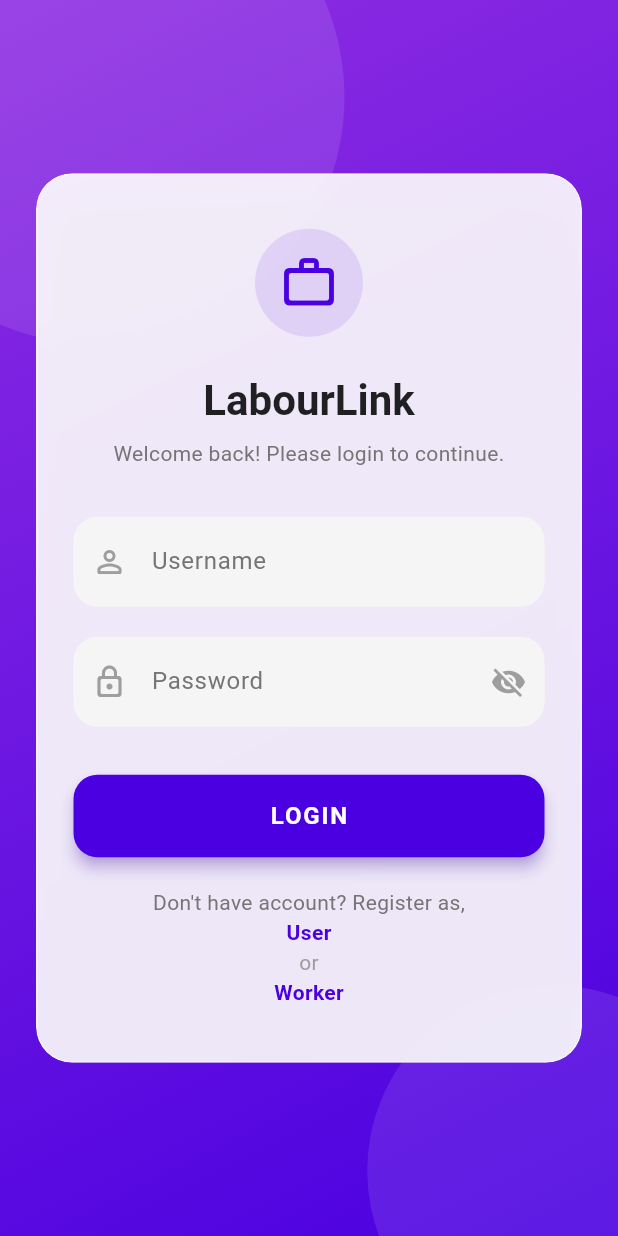
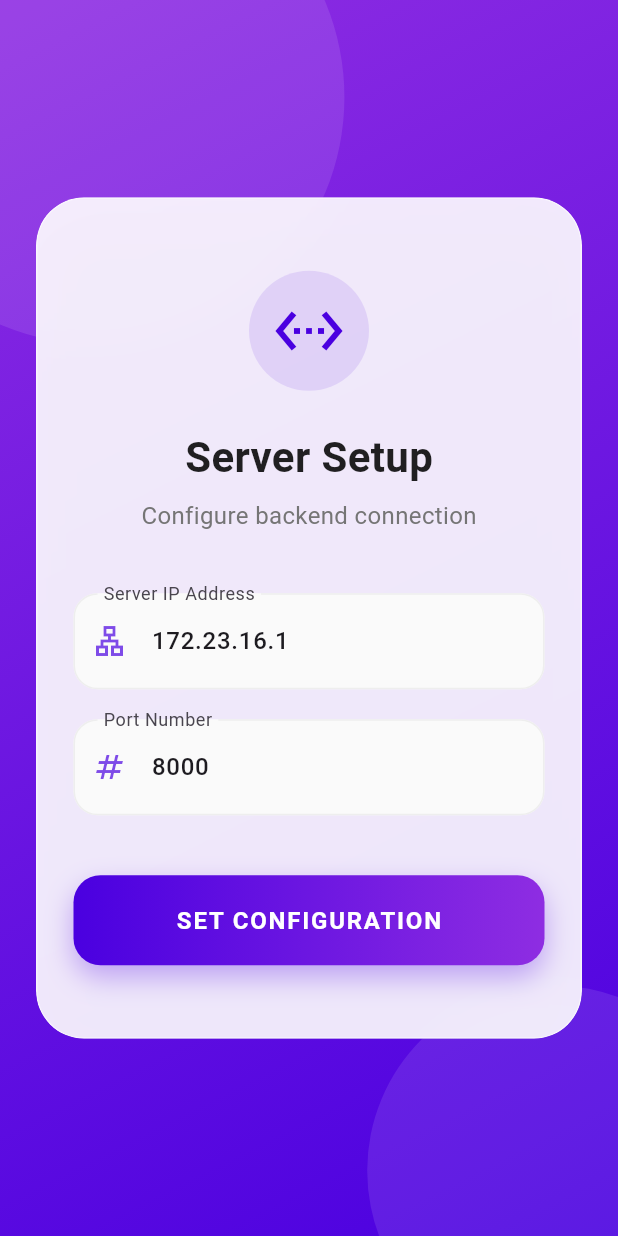
Before and after one commit to adilsurendran/LabourLink, a Flutter app: the screen it shows after launch, on a phone screen of 412 x 824 dp. Run offline on Flutter 3.47's test engine with Material 3 defaults, Android fonts, the phone set to English and light mode, and no system bars; our stand-ins replace dio, flutter_animate, flutter_rating_bar, geolocator, image_picker.

Commit message:
ip-config-screen-added

```diff
--- a/flutter/lib/chat_bot_page.dart
+++ b/flutter/lib/chat_bot_page.dart
@@ -5,7 +5,7 @@ import 'package:http/http.dart' as http;
 import 'package:flutter_animate/flutter_animate.dart';
 
 class ChatBotPage extends StatefulWidget {
-  const ChatBotPage({Key? key}) : super(key: key);
+  const ChatBotPage({super.key});
 
   @override
   State<ChatBotPage> createState() => _ChatBotPageState();
--- /dev/null
+++ b/flutter/lib/ip_setup.dart
@@ -0,0 +1,311 @@
+import 'dart:ui';
+import 'package:flutter/material.dart';
+import 'package:flutter/services.dart';
+import 'package:labourlink/login.dart';
+import 'package:labourlink/worker/Register_worker.dart';
+
+class IPSetupPage extends StatefulWidget {
+  const IPSetupPage({super.key});
+
+  @override
+  State<IPSetupPage> createState() => _IPSetupPageState();
+}
+
+class _IPSetupPageState extends State<IPSetupPage>
+    with SingleTickerProviderStateMixin {
+  final _ipController = TextEditingController(text: "172.23.16.1");
+  final _portController = TextEditingController(text: "8000");
+  final _formKey = GlobalKey<FormState>();
+  late AnimationController _controller;
+
+  final Color _primaryColor = const Color(0xFF4A00E0);
+  final Color _secondaryColor = const Color(0xFF8E2DE2);
+
+  @override
+  void initState() {
+    super.initState();
+    _controller = AnimationController(
+      vsync: this,
+      duration: const Duration(milliseconds: 1500),
+    )..forward();
+  }
+
+  @override
+  void dispose() {
+    _ipController.dispose();
+    _portController.dispose();
+    _controller.dispose();
+    super.dispose();
+  }
+
+  void _saveConfig() {
+    if (_formKey.currentState!.validate()) {
+      HapticFeedback.mediumImpact();
+
+      final ip = _ipController.text.trim();
+      final port = _portController.text.trim();
+
+      setState(() {
+        baseurl = "http://$ip:$port";
+      });
+
+      ScaffoldMessenger.of(context).showSnackBar(
+        SnackBar(
+          content: Text("Connected to $baseurl"),
+          backgroundColor: Colors.green,
+          behavior: SnackBarBehavior.floating,
+          shape: RoundedRectangleBorder(
+            borderRadius: BorderRadius.circular(10),
+          ),
+        ),
+      );
+
+      Navigator.pushReplacement(
+        context,
+        MaterialPageRoute(builder: (_) => const LoginPage()),
+      );
+    }
+  }
+
+  @override
+  Widget build(BuildContext context) {
+    final size = MediaQuery.of(context).size;
+
+    return Scaffold(
+      body: Stack(
+        children: [
+          // Background Gradient
+          Container(
+            decoration: BoxDecoration(
+              gradient: LinearGradient(
+                colors: [_secondaryColor, _primaryColor],
+                begin: Alignment.topLeft,
+                end: Alignment.bottomRight,
+              ),
+            ),
+          ),
+
+          // Floating Shapes
+          Positioned(
+            top: -100,
+            left: -100,
+            child: _buildShape(size.width * 0.8, Colors.white.withOpacity(0.1)),
+          ),
+          Positioned(
+            bottom: -80,
+            right: -80,
+            child: _buildShape(size.width * 0.6, Colors.white.withOpacity(0.1)),
+          ),
+
+          // Content
+          Center(
+            child: SingleChildScrollView(
+              padding: const EdgeInsets.all(24),
+              child: SafeArea(
+                child: ConstrainedBox(
+                  constraints: const BoxConstraints(maxWidth: 450),
+                  child: _buildGlassCard(),
+                ),
+              ),
+            ),
+          ),
+        ],
+      ),
+    );
+  }
+
+  Widget _buildShape(double size, Color color) {
+    return Container(
+      width: size,
+      height: size,
+      decoration: BoxDecoration(color: color, shape: BoxShape.circle),
+    );
+  }
+
+  Widget _buildGlassCard() {
+    return ClipRRect(
+      borderRadius: BorderRadius.circular(32),
+      child: BackdropFilter(
+        filter: ImageFilter.blur(sigmaX: 15, sigmaY: 15),
+        child: Container(
+          padding: const EdgeInsets.symmetric(horizontal: 24, vertical: 48),
+          decoration: BoxDecoration(
+            color: Colors.white.withOpacity(0.9),
+            borderRadius: BorderRadius.circular(32),
+            border: Border.all(color: Colors.white.withOpacity(0.5)),
+            boxShadow: [
+              BoxShadow(
+                color: Colors.black.withOpacity(0.1),
+                blurRadius: 30,
+                offset: const Offset(0, 15),
+              ),
+            ],
+          ),
+          child: Form(
+            key: _formKey,
+            child: Column(
+              mainAxisSize: MainAxisSize.min,
+              children: [
+                _buildAnimatedItem(
+                  index: 0,
+                  child: Container(
+                    padding: const EdgeInsets.all(16),
+                    decoration: BoxDecoration(
+                      color: _primaryColor.withOpacity(0.1),
+                      shape: BoxShape.circle,
+                    ),
+                    child: Icon(
+                      Icons.settings_ethernet,
+                      size: 48,
+                      color: _primaryColor,
+                    ),
+                  ),
+                ),
+                const SizedBox(height: 24),
+                _buildAnimatedItem(
+                  index: 1,
+                  child: const Text(
+                    "Server Setup",
+                    style: TextStyle(
+                      fontSize: 28,
+                      fontWeight: FontWeight.bold,
+                      color: Colors.black87,
+                    ),
+                  ),
+                ),
+                const SizedBox(height: 8),
+                _buildAnimatedItem(
+                  index: 2,
+                  child: Text(
+                    "Configure backend connection",
+                    style: TextStyle(color: Colors.grey[600], fontSize: 16),
+                  ),
+                ),
+                const SizedBox(height: 40),
+                _buildAnimatedItem(
+                  index: 3,
+                  child: _buildTextField(
+                    controller: _ipController,
+                    label: "Server IP Address",
+                    icon: Icons.lan_outlined,
+                    hint: "e.g. 172.23.16.1",
+                  ),
+                ),
+                const SizedBox(height: 20),
+                _buildAnimatedItem(
+                  index: 4,
+                  child: _buildTextField(
+                    controller: _portController,
+                    label: "Port Number",
+                    icon: Icons.numbers_outlined,
+                    hint: "e.g. 8000",
+                    isNumber: true,
+                  ),
+                ),
+                const SizedBox(height: 40),
+                _buildAnimatedItem(index: 5, child: _buildSubmitButton()),
+              ],
+            ),
+          ),
+        ),
+      ),
+    );
+  }
+
+  Widget _buildTextField({
+    required TextEditingController controller,
+    required String label,
+    required IconData icon,
+    required String hint,
+    bool isNumber = false,
+  }) {
+    return TextFormField(
+      controller: controller,
+      keyboardType: isNumber ? TextInputType.number : TextInputType.text,
+      style: const TextStyle(fontWeight: FontWeight.w500),
+      decoration: InputDecoration(
+        labelText: label,
+        hintText: hint,
+        prefixIcon: Icon(icon, color: _primaryColor.withOpacity(0.7)),
+        filled: true,
+        fillColor: Colors.grey[50],
+        contentPadding: const EdgeInsets.symmetric(
+          vertical: 20,
+          horizontal: 16,
+        ),
+        enabledBorder: OutlineInputBorder(
+          borderRadius: BorderRadius.circular(16),
+          borderSide: BorderSide(color: Colors.grey[200]!),
+        ),
+        focusedBorder: OutlineInputBorder(
+          borderRadius: BorderRadius.circular(16),
+          borderSide: BorderSide(color: _primaryColor, width: 2),
+        ),
+        errorBorder: OutlineInputBorder(
+          borderRadius: BorderRadius.circular(16),
+          borderSide: const BorderSide(color: Colors.redAccent),
+        ),
+      ),
+      validator: (val) => (val == null || val.isEmpty) ? "Required" : null,
+    );
+  }
+
+  Widget _buildSubmitButton() {
+    return Container(
+      width: double.infinity,
+      height: 60,
+      decoration: BoxDecoration(
+        borderRadius: BorderRadius.circular(18),
+        gradient: LinearGradient(colors: [_primaryColor, _secondaryColor]),
+        boxShadow: [
+          BoxShadow(
+            color: _primaryColor.withOpacity(0.3),
+            blurRadius: 15,
+            offset: const Offset(0, 8),
+          ),
+        ],
+      ),
+      child: ElevatedButton(
+        onPressed: _saveConfig,
+        style: ElevatedButton.styleFrom(
+          backgroundColor: Colors.transparent,
+          shadowColor: Colors.transparent,
+          shape: RoundedRectangleBorder(
+            borderRadius: BorderRadius.circular(18),
+          ),
+        ),
+        child: const Text(
+          "SET CONFIGURATION",
+          style: TextStyle(
+            fontSize: 16,
+            fontWeight: FontWeight.bold,
+            color: Colors.white,
+            letterSpacing: 1.2,
+          ),
+        ),
+      ),
+    );
+  }
+
+  Widget _buildAnimatedItem({required int index, required Widget child}) {
+    final start = index * 0.1;
+    final end = start + 0.4;
+
+    return FadeTransition(
+      opacity: CurvedAnimation(
+        parent: _controller,
+        curve: Interval(start, end, curve: Curves.easeIn),
+      ),
+      child: SlideTransition(
+        position: Tween<Offset>(begin: const Offset(0, 0.2), end: Offset.zero)
+            .animate(
+              CurvedAnimation(
+                parent: _controller,
+                curve: Interval(start, end, curve: Curves.easeOutCubic),
+              ),
+            ),
+        child: child,
+      ),
+    );
+  }
+}
--- a/flutter/lib/main.dart
+++ b/flutter/lib/main.dart
@@ -1,5 +1,5 @@
 import 'package:flutter/material.dart';
-import 'package:labourlink/login.dart';
+import 'package:labourlink/ip_setup.dart';
 
 void main() {
   runApp(const MyApp());
@@ -14,24 +14,9 @@ class MyApp extends StatelessWidget {
     return MaterialApp(
       title: 'Flutter Demo',
       theme: ThemeData(
-        // This is the theme of your application.
-        //
-        // TRY THIS: Try running your application with "flutter run". You'll see
-        // the application has a purple toolbar. Then, without quitting the app,
-        // try changing the seedColor in the colorScheme below to Colors.green
-        // and then invoke "hot reload" (save your changes or press the "hot
-        // reload" button in a Flutter-supported IDE, or press "r" if you used
-        // the command line to start the app).
-        //
-        // Notice that the counter didn't reset back to zero; the application
-        // state is not lost during the reload. To reset the state, use hot
-        // restart instead.
-        //
-        // This works for code too, not just values: Most code changes can be
-        // tested with just a hot reload.
-        colorScheme: .fromSeed(seedColor: Colors.deepPurple),
+        colorScheme: ColorScheme.fromSeed(seedColor: Colors.deepPurple),
       ),
-      home: LoginPage(),
+      home: const IPSetupPage(),
     );
   }
 }
--- a/flutter/lib/worker/Hiring.dart
+++ b/flutter/lib/worker/Hiring.dart
@@ -1,5 +1,4 @@
 import 'dart:math';
-import 'dart:ui';
 import 'package:flutter/material.dart';
 import 'package:flutter_animate/flutter_animate.dart';
 import 'package:dio/dio.dart';
--- a/flutter/lib/worker/Register_worker.dart
+++ b/flutter/lib/worker/Register_worker.dart
@@ -11,7 +11,7 @@ import 'package:labourlink/login.dart';
 
 // ---------------- API CONFIG ----------------
 final Dio dio = Dio();
-final String baseurl = "http://172.23.16.1:8000";
+String baseurl = "";
 
 // ---------------- REGISTER PAGE ----------------
 class RegisterFormPage1 extends StatefulWidget {
--- a/flutter/lib/worker/WorkerProfile.dart
+++ b/flutter/lib/worker/WorkerProfile.dart
@@ -22,7 +22,7 @@ class _ProfilePageState extends State<ProfilePage> {
   bool _isUpdating = false;
   bool _isEditMode = false;
   bool _isAvailable = true;
-  bool _useCurrentLocation = false;
+  final bool _useCurrentLocation = false;
 
   String? profileId;
 
@@ -326,7 +326,7 @@ class _ProfilePageState extends State<ProfilePage> {
                               ),
                               Switch(
                                 value: _isAvailable,
-                                activeColor: _primaryColor,
+                                activeThumbColor: _primaryColor,
                                 onChanged: _isEditMode
                                     ? (val) =>
                                           setState(() => _isAvailable = val)
--- a/flutter/lib/worker/homepage2.dart
+++ b/flutter/lib/worker/homepage2.dart
@@ -1,5 +1,4 @@
 import 'dart:math';
-import 'dart:ui';
 import 'package:flutter/material.dart';
 import 'package:flutter_animate/flutter_animate.dart';
 import 'package:intl/intl.dart';
```
